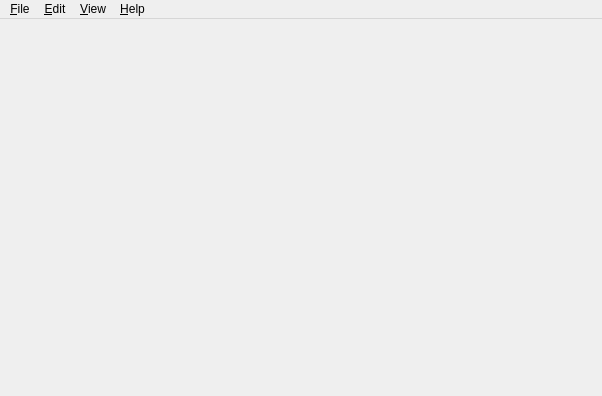
This is examples/QtGuider/QtGuider.ui in JackyDing/QtFlex5 as Qt 5 draws it before an edit. The edited form follows.
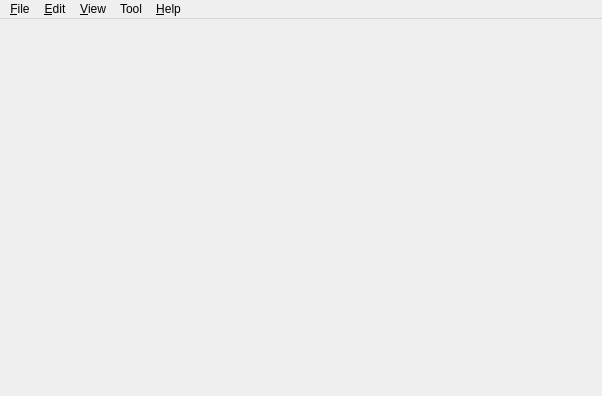
This is the edited form.

What changed in the file:
```diff
--- a/examples/QtGuider/QtGuider.ui
+++ b/examples/QtGuider/QtGuider.ui
@@ -22,7 +22,7 @@
      <height>23</height>
     </rect>
    </property>
-   <widget class="QMenu" name="menu_File">
+   <widget class="QMenu" name="menuFile">
     <property name="title">
      <string>&amp;File</string>
     </property>
@@ -31,20 +31,20 @@
     <addaction name="separator"/>
     <addaction name="action_Exit"/>
    </widget>
-   <widget class="QMenu" name="menu_Edit">
+   <widget class="QMenu" name="menuEdit">
     <property name="title">
      <string>&amp;Edit</string>
     </property>
     <addaction name="action_Undo"/>
     <addaction name="action_Redo"/>
    </widget>
-   <widget class="QMenu" name="menu_Help">
+   <widget class="QMenu" name="menuHelp">
     <property name="title">
      <string>&amp;Help</string>
     </property>
     <addaction name="action_About"/>
    </widget>
-   <widget class="QMenu" name="menu_View">
+   <widget class="QMenu" name="menuView">
     <property name="title">
      <string>&amp;View</string>
     </property>
@@ -53,10 +53,18 @@
     <addaction name="action_View_1"/>
     <addaction name="action_View_2"/>
    </widget>
-   <addaction name="menu_File"/>
-   <addaction name="menu_Edit"/>
-   <addaction name="menu_View"/>
-   <addaction name="menu_Help"/>
+   <widget class="QMenu" name="menuTool">
+    <property name="title">
+     <string>Tool</string>
+    </property>
+    <addaction name="actionTool_N"/>
+    <addaction name="separator"/>
+   </widget>
+   <addaction name="menuFile"/>
+   <addaction name="menuEdit"/>
+   <addaction name="menuView"/>
+   <addaction name="menuTool"/>
+   <addaction name="menuHelp"/>
   </widget>
   <action name="action_Open">
    <property name="text">
```
Left out of the diff: 51 changed lines with no effect on the pictures.
